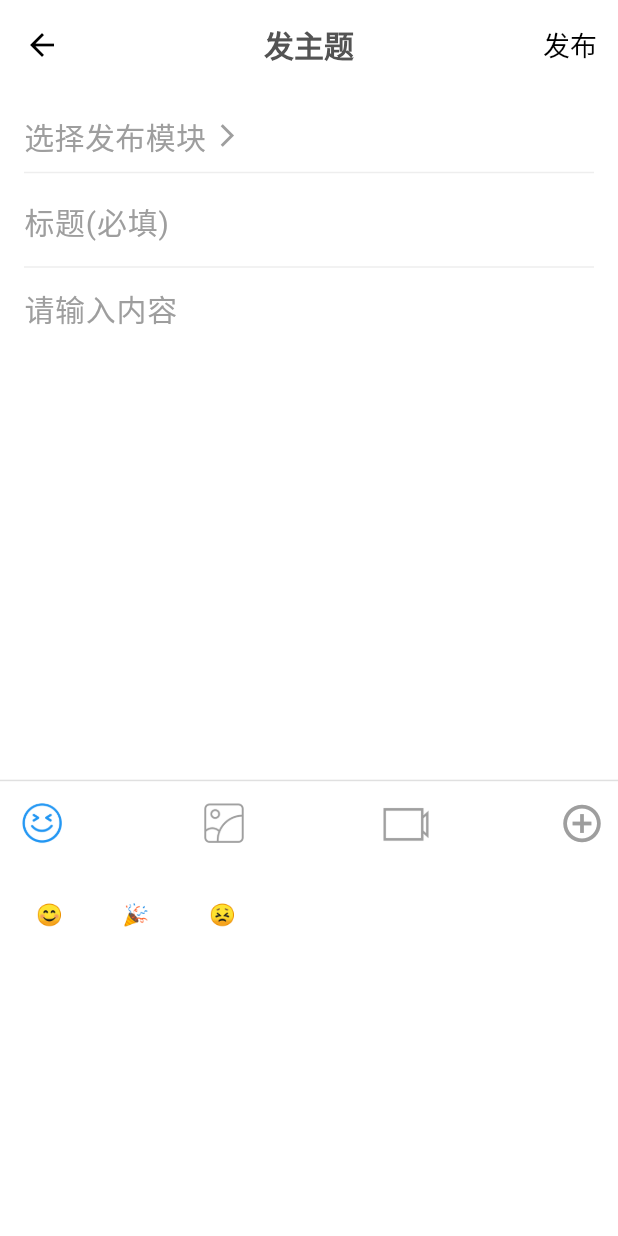
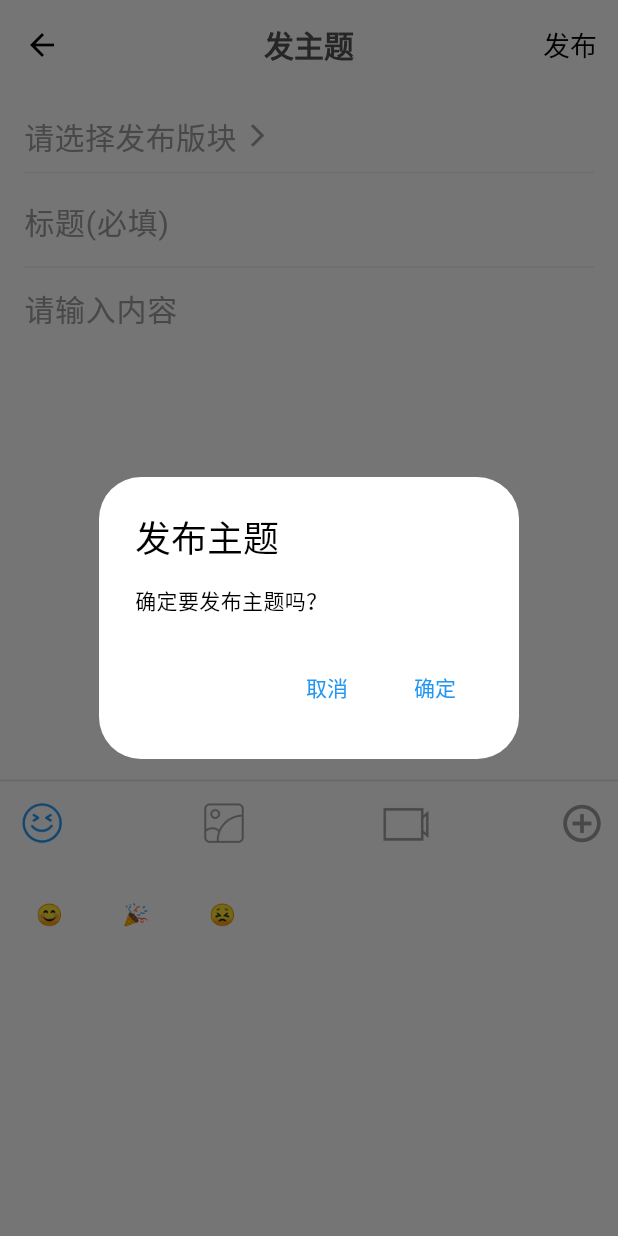
Before and after one commit to sudafin/xingxing_forum_app, a Flutter app: the PostPage screen opened by its route, after a tap on "发布", on a phone screen of 412 x 824 dp. Run offline on Flutter 3.47's test engine with Material 3 defaults, Android fonts, the phone set to English and light mode, and no system bars; our stand-ins replace event_bus, fluttertoast, font_awesome_flutter, image_picker, logger, package_info_plus and 1 more; missing offline and left inert: android_intent_plus, clipboard, video_compress; network calls fail; Roboto replaces fonts that are missing (PingFangSC-Regular).

Commit message:
feat(post_page): 优化发帖页面功能
- 添加草稿保存功能
- 实现发布主题的弹窗提示
- 增加选择发布版块的功能
- 优化页面布局和样式
- 移除未使用的视频插入功能

```diff
--- a/lib/widgets/post_page/post_page.dart
+++ b/lib/widgets/post_page/post_page.dart
@@ -1,6 +1,5 @@
 import 'package:flutter/material.dart';
 import 'package:provider/provider.dart';
-import 'package:extended_text/extended_text.dart';
 import 'package:xingxing_forum_app/utils/size_fit.dart';
 import '../../store/store_viewmodel.dart';
 import 'emoji_page.dart';
@@ -25,8 +24,8 @@ class PostPageState extends State<PostPage> {
   bool isEmoji = false;
   bool isAlbum = false;
   bool isVideo = false;
+  String selectedModule = '请选择发布版块';
   void _insertEmoji(String emoji) {
-
     //获取当前内容框中的的全部文本
     final text = _contentController.text;
     //获取当前光标所在位置,也就是我们要插入的位置,其中selection.start是开始位置,selection.end是结束位置
@@ -45,20 +44,6 @@ class PostPageState extends State<PostPage> {
     );
   }
 
-  // void _insertVideo(String videoPath) {
-  //   final text = _contentController.text;
-  //   final selection = _contentController.selection;
-  //   final videoTag = '[视频:$videoPath]';
-  //   final newText = text.replaceRange(selection.start, selection.end, videoTag);
-  //   _contentController.value = TextEditingValue(
-  //     text: newText,
-  //     selection: TextSelection.collapsed(
-  //       offset: selection.baseOffset + videoTag.length,
-  //     ),
-  //   );
-  // }
-
-
   @override
   Widget build(BuildContext context) {
     final theme = context.watch<StoreViewModel>().theme;
@@ -67,6 +52,30 @@ class PostPageState extends State<PostPage> {
         theme == Brightness.light ? Colors.grey : Colors.grey[600];
     return Scaffold(
         appBar: AppBar(
+          leading: IconButton(
+              onPressed: () {
+                showDialog(
+                    context: context,
+                    builder: (context) {
+                      return AlertDialog(
+                        title: Text('提示'),
+                        content: Text('是否需要暂时存草稿箱里？'),
+                        actions: [
+                          TextButton(
+                              onPressed: () {
+                                Navigator.pushNamed(context, '/main');
+                              },
+                              child: Text('取消')),
+                          TextButton(
+                              onPressed: () {
+                                Navigator.pushNamed(context, '/main');
+                              },
+                              child: Text('确定')),
+                        ],
+                      );
+                    });
+              },
+              icon: Icon(Icons.arrow_back)),
           title: Text('发主题'),
           backgroundColor:
               theme == Brightness.light ? Colors.white : Colors.black,
@@ -75,7 +84,29 @@ class PostPageState extends State<PostPage> {
           actions: [
             TextButton(
               onPressed: () {
-                // TODO: 实现发布主题的逻辑
+                showDialog(
+                    context: context,
+                    builder: (context) {
+                      return AlertDialog(
+                        backgroundColor: theme == Brightness.light
+                            ? Colors.white
+                            : Colors.black,
+                        title: Text('发布主题'),
+                        content: Text('确定要发布主题吗？'),
+                        actions: [
+                          TextButton(
+                              onPressed: () {
+                                Navigator.pop(context);
+                              },
+                              child: Text('取消')),
+                          TextButton(
+                              onPressed: () {
+                                Navigator.pop(context);
+                              },
+                              child: Text('确定')),
+                        ],
+                      );
+                    });
               },
               child: Text(
                 '发布',
@@ -93,12 +124,36 @@ class PostPageState extends State<PostPage> {
                 children: [
                   InkWell(
                     onTap: () {
-                      // TODO: 实现选择发布版块的逻辑
+                      //form表单
+                      showDialog(
+                          context: context,
+                          builder: (context) {
+                            return AlertDialog(
+                              title: Text('选择发布版块'),
+                              content: DropdownButtonFormField<String>(
+                                decoration: InputDecoration(
+                                  border: OutlineInputBorder(),
+                                  contentPadding: EdgeInsets.all(10),
+                                ),
+                                hint: Text('请选择发布版块'),
+                                value: selectedModule,
+                                items: ['请选择发布版块', '版块1', '版块2', '版块3']
+                                    .map((e) => DropdownMenuItem<String>(
+                                        value: e, child: Text(e)))
+                                    .toList(),
+                                onChanged: (value) {
+                                  setState(() {
+                                    selectedModule = value!;
+                                  });
+                                },
+                              ),
+                            );
+                          });
                     },
                     child: Row(
                       children: [
                         Text(
-                          '选择发布模块',
+                          selectedModule,
                           style: TextStyle(fontSize: 20, color: hintTextColor),
                         ),
                         SizedBox(width: 5),
@@ -135,7 +190,6 @@ class PostPageState extends State<PostPage> {
                       style: TextStyle(fontSize: 20, color: textColor),
                     ),
                   ),
-
                 ],
               ),
             ),
@@ -225,7 +279,7 @@ class PostPageState extends State<PostPage> {
                       ],
                     ),
                     if (isShow)
-                     Container(
+                      Container(
                         height: SizeFit.screenHeight * 0.3,
                         child: PageView(
                           children: [
```
